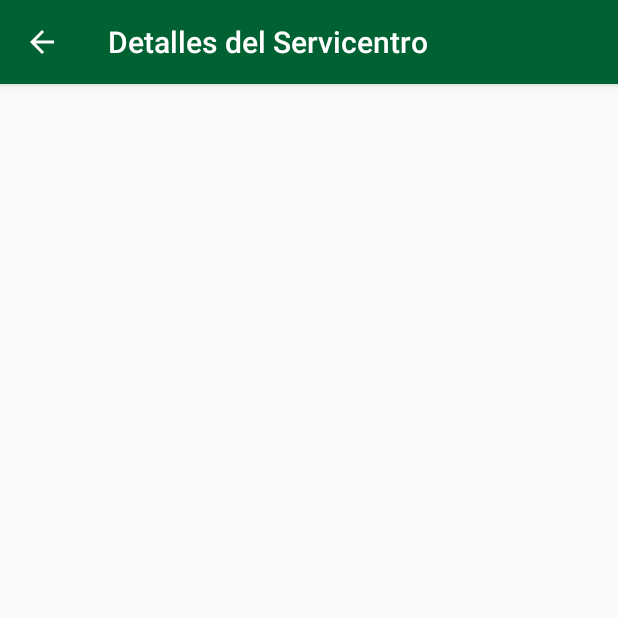
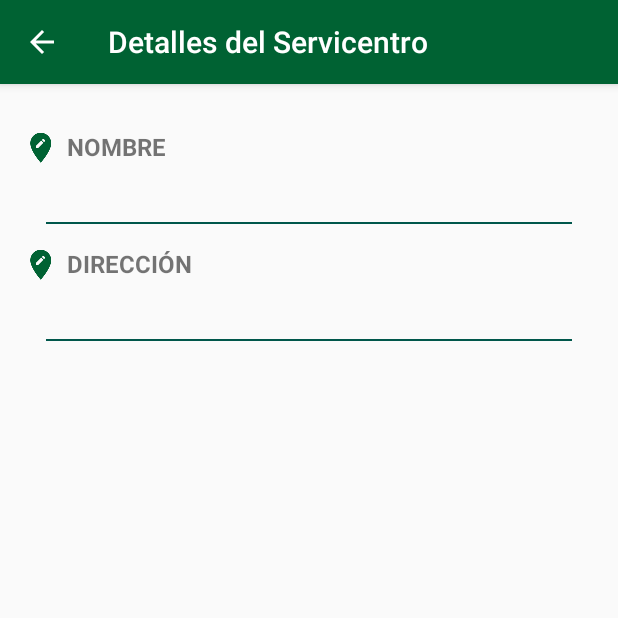
Before and after one commit to lcadevelop/CUPET-Servicentros, an Android app: the DetallesActivity screen opened directly, with no data from a screen before it, on a phone screen of 412 x 824 dp, the top half of it. Run offline under Robolectric (Android 15) with nearby library versions, the phone set to English and light mode, and no system bars; 2 statements that could not run were skipped.

Commit message:
Detalles Servicentros (Pendiente Combustibles)

```diff
--- a/app/src/main/java/cu/tecnomatica/android/cupet_servicentros/activities/mapa/DetallesActivity.java
+++ b/app/src/main/java/cu/tecnomatica/android/cupet_servicentros/activities/mapa/DetallesActivity.java
@@ -1,11 +1,24 @@
 package cu.tecnomatica.android.cupet_servicentros.activities.mapa;
 
+import android.Manifest;
+import android.content.Intent;
+import android.content.pm.PackageManager;
+import android.net.Uri;
 import android.os.Bundle;
+import android.view.View;
+import android.widget.TextView;
+
 import androidx.appcompat.app.AppCompatActivity;
 import androidx.appcompat.widget.Toolbar;
+import androidx.core.app.ActivityCompat;
+import androidx.core.content.ContextCompat;
+
 import cu.tecnomatica.android.cupet_servicentros.R;
 
-public class DetallesActivity extends AppCompatActivity {
+public class DetallesActivity extends AppCompatActivity
+{
+    TextView textViewNombre;
+    TextView textViewDireccion;
 
     @Override
     protected void onCreate(Bundle savedInstanceState)
@@ -15,6 +28,22 @@ public class DetallesActivity extends AppCompatActivity {
         Toolbar toolbar = findViewById(R.id.toolbar);
         setSupportActionBar(toolbar);
         getSupportActionBar().setDisplayHomeAsUpEnabled(true);
+
+        toolbar.setNavigationOnClickListener(new View.OnClickListener(){
+            @Override
+            public void onClick(View view)
+            {
+                finish();
+            }
+        });
+
+        final Bundle bundle = this.getIntent().getExtras();
+
+        textViewNombre = (TextView)findViewById(R.id.id_texto_nombre_llenar);
+        textViewNombre.setText(bundle.getString("Nombre"));
+
+        textViewDireccion = (TextView)findViewById(R.id.id_texto_direccion_llenar);
+        textViewDireccion.setText(bundle.getString("Direccion"));
     }
 
     @Override
--- a/app/src/main/java/cu/tecnomatica/android/cupet_servicentros/activities/mapa/MapaFragment.java
+++ b/app/src/main/java/cu/tecnomatica/android/cupet_servicentros/activities/mapa/MapaFragment.java
@@ -52,6 +52,13 @@ public class MapaFragment extends Fragment
 
     private List<Provincia> provincias;
     private List<Servicentro> servicentros;
+
+    String bandera = "";
+
+    String nombre = "";
+    String direccion = "";
+    String horario = "";
+    String telefono = "";
 
     public MapaFragment() {
         // Required empty public constructor
@@ -113,8 +120,6 @@ public class MapaFragment extends Fragment
 
             mapView.map().setTheme(VtmThemes.DEFAULT);
 
-
-
             double lat = Double.parseDouble(provinciaactiva.getLatitud());
             double lon = Double.parseDouble(provinciaactiva.getLongitud());
 
@@ -174,7 +179,12 @@ public class MapaFragment extends Fragment
             @Override
             public boolean onItemSingleTapUp(int index, MarkerItem item)
             {
+                Bundle bundle = new Bundle();
+                bundle.putString("Nombre", servicentros.get(index).getNombre());
+                bundle.putString("Direccion", servicentros.get(index).getDireccion());
+
                 Intent intent = new Intent(getActivity(), DetallesActivity.class);
+                intent.putExtras(bundle);
                 startActivity(intent);
                 return false;
             }
@@ -186,8 +196,14 @@ public class MapaFragment extends Fragment
         });
         ItemizedLayer<MarkerItem> markerItemItemizedLayerEmpty = new ItemizedLayer<MarkerItem>(mapView.map(), arrayListEmpty, symbolEmpty, new ItemizedLayer.OnItemGestureListener<MarkerItem>() {
             @Override
-            public boolean onItemSingleTapUp(int index, MarkerItem item) {
+            public boolean onItemSingleTapUp(int index, MarkerItem item)
+            {
+                Bundle bundle = new Bundle();
+                bundle.putString("Nombre", servicentros.get(index).getNombre());
+                bundle.putString("Direccion", servicentros.get(index).getDireccion());
+
                 Intent intent = new Intent(getActivity(), DetallesActivity.class);
+                intent.putExtras(bundle);
                 startActivity(intent);
                 return false;
             }
--- a/app/src/main/res/layout/activity_mapa.xml
+++ b/app/src/main/res/layout/activity_mapa.xml
@@ -33,7 +33,8 @@
         app:layout_constraintStart_toStartOf="parent"
         app:layout_constraintEnd_toEndOf="parent"
         app:layout_constraintTop_toBottomOf="@+id/id_appbar"
-        app:menu="@menu/top_navigation_mapa"/>
+        app:menu="@menu/top_navigation_mapa"
+        android:background="?android:attr/windowBackground"/>
 
     <FrameLayout
         android:id="@+id/id_fragment_contenedor_mapa"
--- a/app/src/main/res/layout/content_detalles.xml
+++ b/app/src/main/res/layout/content_detalles.xml
@@ -7,7 +7,92 @@
     android:layout_height="match_parent"
     app:layout_behavior="@string/appbar_scrolling_view_behavior"
     tools:context=".activities.mapa.DetallesActivity"
-    tools:showIn="@layout/activity_detalles">
+    tools:showIn="@layout/activity_detalles"
+    android:layout_margin="15dp">
+
+    <ImageView
+        android:id="@+id/id_nombre_icon"
+        android:layout_width="wrap_content"
+        android:layout_height="wrap_content"
+        android:src="@drawable/ic_edit_location_black_24dp"
+        app:layout_constraintTop_toTopOf="parent"
+        app:layout_constraintStart_toStartOf="parent"
+        android:layout_marginTop="15dp"/>
+
+    <TextView
+        android:id="@+id/id_texto_nombre"
+        android:layout_width="wrap_content"
+        android:layout_height="wrap_content"
+        android:textSize="16sp"
+        app:layout_constraintTop_toTopOf="parent"
+        app:layout_constraintStart_toEndOf="@+id/id_nombre_icon"
+        android:layout_marginTop="15dp"
+        android:layout_marginLeft="5dp"
+        android:text="@string/palabra_nombre"
+        android:textAllCaps="true"
+        android:textStyle="bold"/>
+
+    <TextView
+        android:id="@+id/id_texto_nombre_llenar"
+        android:layout_width="wrap_content"
+        android:layout_height="wrap_content"
+        android:textSize="16sp"
+        app:layout_constraintTop_toBottomOf="@+id/id_nombre_icon"
+        app:layout_constraintStart_toStartOf="parent"
+        android:layout_marginLeft="5dp"
+        android:paddingRight="5dp"/>
+
+    <View
+        android:id="@+id/id_separator_0"
+        android:layout_width="match_parent"
+        android:layout_height="1dp"
+        android:background="@color/colorPrimaryDark"
+        app:layout_constraintTop_toBottomOf="@+id/id_texto_nombre_llenar"
+        app:layout_constraintStart_toStartOf="parent"
+        app:layout_constraintEnd_toEndOf="parent"
+        android:layout_margin="15dp"/>
+
+    <ImageView
+        android:id="@+id/id_direccion_icon"
+        android:layout_width="wrap_content"
+        android:layout_height="wrap_content"
+        android:src="@drawable/ic_edit_location_black_24dp"
+        app:layout_constraintTop_toBottomOf="@+id/id_separator_0"
+        app:layout_constraintStart_toStartOf="parent"
+        android:layout_marginTop="15dp"/>
+
+    <TextView
+        android:id="@+id/id_texto_direccion"
+        android:layout_width="wrap_content"
+        android:layout_height="wrap_content"
+        android:textSize="16sp"
+        app:layout_constraintTop_toBottomOf="@+id/id_separator_0"
+        app:layout_constraintStart_toEndOf="@+id/id_direccion_icon"
+        android:layout_marginTop="15dp"
+        android:layout_marginLeft="5dp"
+        android:text="@string/palabra_direccion"
+        android:textAllCaps="true"
+        android:textStyle="bold"/>
+
+    <TextView
+        android:id="@+id/id_texto_direccion_llenar"
+        android:layout_width="wrap_content"
+        android:layout_height="wrap_content"
+        android:textSize="16sp"
+        app:layout_constraintTop_toBottomOf="@+id/id_direccion_icon"
+        app:layout_constraintStart_toStartOf="parent"
+        android:layout_marginLeft="5dp"
+        android:paddingRight="5dp"/>
+
+    <View
+        android:id="@+id/id_separator_1"
+        android:layout_width="match_parent"
+        android:layout_height="1dp"
+        android:background="@color/colorPrimaryDark"
+        app:layout_constraintTop_toBottomOf="@+id/id_texto_direccion_llenar"
+        app:layout_constraintStart_toStartOf="parent"
+        app:layout_constraintEnd_toEndOf="parent"
+        android:layout_margin="15dp"/>
 
 
 </androidx.constraintlayout.widget.ConstraintLayout>
--- a/app/src/main/res/values/strings.xml
+++ b/app/src/main/res/values/strings.xml
@@ -42,8 +42,8 @@
     <string name="hello_blank_fragment">Hello blank fragment</string>
 
     <!-- Detalles -->
-    <string name="nombre_titulo">Nombre</string>
-    <string name="direccion_titulo">Dirección</string>
+    <string name="palabra_nombre">Nombre</string>
+    <string name="palabra_direccion">Dirección</string>
     <string name="telefono_titulo">Teléfono</string>
     <string name="diesel_titulo">Diésel</string>
     <string name="motor_titulo">Gasolina Motor</string>
```
Also changed, not shown: 1 other file.
